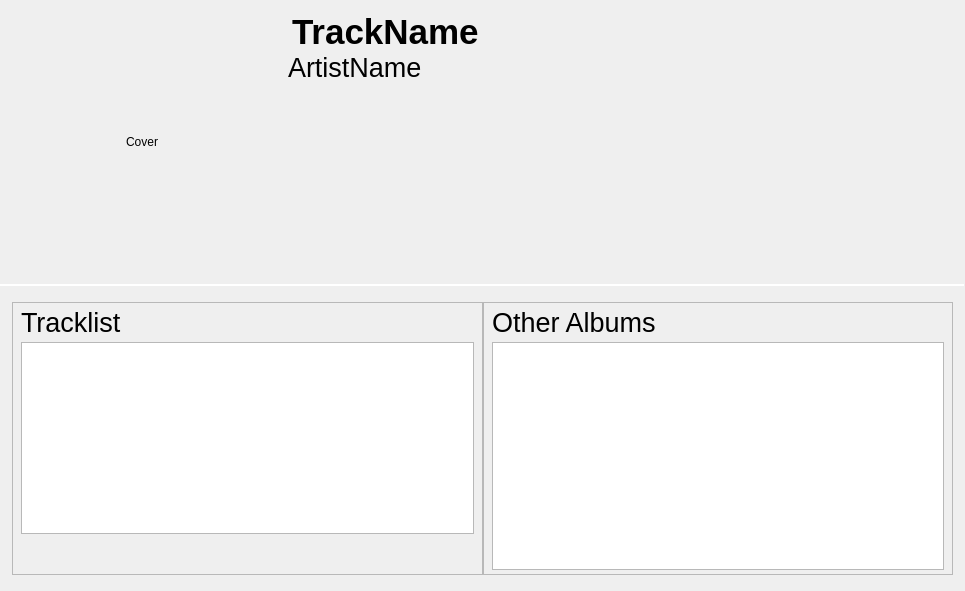
Before: the Qt Designer form src/libtomahawk/widgets/infowidgets/AlbumInfoWidget.ui in tomahawk-player/tomahawk, drawn with Qt 5.
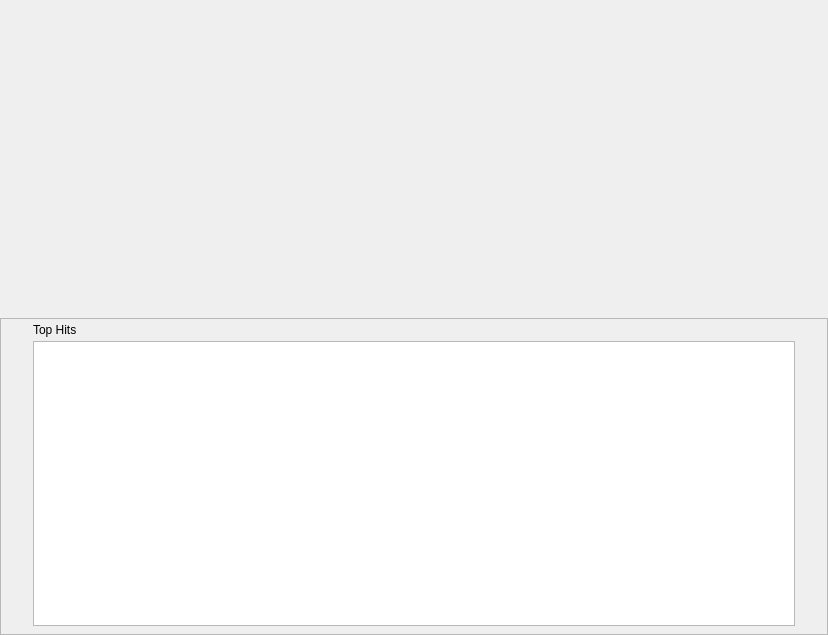
After: the same form once the commit is applied. Custom widgets are drawn as their Qt base class.

Commit message: * New style & layout for album-page.

```diff
--- a/src/libtomahawk/widgets/infowidgets/AlbumInfoWidget.ui
+++ b/src/libtomahawk/widgets/infowidgets/AlbumInfoWidget.ui
@@ -6,14 +6,14 @@
    <rect>
     <x>0</x>
     <y>0</y>
-    <width>965</width>
-    <height>591</height>
+    <width>828</width>
+    <height>635</height>
    </rect>
   </property>
   <property name="windowTitle">
-   <string notr="true" extracomment="not translatable because not shown to the user">Form</string>
+   <string>Form</string>
   </property>
-  <layout class="QVBoxLayout" name="verticalLayout_2" stretch="0,0,0,1">
+  <layout class="QVBoxLayout" name="verticalLayout_2">
    <property name="spacing">
     <number>0</number>
    </property>
@@ -21,291 +21,64 @@
     <number>0</number>
    </property>
    <item>
-    <layout class="QHBoxLayout" name="horizontalLayout">
-     <property name="spacing">
-      <number>16</number>
+    <widget class="ContextView" name="albumView" native="true">
+     <property name="sizePolicy">
+      <sizepolicy hsizetype="Expanding" vsizetype="Expanding">
+       <horstretch>0</horstretch>
+       <verstretch>0</verstretch>
+      </sizepolicy>
      </property>
-     <property name="margin">
-      <number>12</number>
-     </property>
-     <item>
-      <widget class="PlayableCover" name="cover">
-       <property name="sizePolicy">
-        <sizepolicy hsizetype="Fixed" vsizetype="Fixed">
-         <horstretch>0</horstretch>
-         <verstretch>0</verstretch>
-        </sizepolicy>
-       </property>
-       <property name="minimumSize">
-        <size>
-         <width>260</width>
-         <height>260</height>
-        </size>
-       </property>
-       <property name="text">
-        <string notr="true" extracomment="not translatable because is placeholder text">Cover</string>
-       </property>
-       <property name="alignment">
-        <set>Qt::AlignCenter</set>
-       </property>
-      </widget>
-     </item>
-     <item>
-      <layout class="QVBoxLayout" name="verticalLayout_3">
-       <property name="spacing">
-        <number>0</number>
-       </property>
-       <property name="margin">
-        <number>0</number>
-       </property>
-       <item>
-        <widget class="ScrollingLabel" name="albumLabel">
-         <property name="sizePolicy">
-          <sizepolicy hsizetype="Ignored" vsizetype="Preferred">
-           <horstretch>0</horstretch>
-           <verstretch>0</verstretch>
-          </sizepolicy>
-         </property>
-         <property name="font">
-          <font>
-           <pointsize>26</pointsize>
-           <weight>75</weight>
-           <bold>true</bold>
-          </font>
-         </property>
-         <property name="text">
-          <string notr="true" extracomment="not translatable because not shown to the user">TrackName</string>
-         </property>
-         <property name="indent">
-          <number>4</number>
-         </property>
-        </widget>
-       </item>
-       <item>
-        <widget class="QueryLabel" name="artistLabel">
-         <property name="sizePolicy">
-          <sizepolicy hsizetype="MinimumExpanding" vsizetype="Preferred">
-           <horstretch>0</horstretch>
-           <verstretch>0</verstretch>
-          </sizepolicy>
-         </property>
-         <property name="font">
-          <font>
-           <pointsize>20</pointsize>
-          </font>
-         </property>
-         <property name="text">
-          <string notr="true" extracomment="not translatable because not shown to the user">ArtistName</string>
-         </property>
-        </widget>
-       </item>
-       <item>
-        <spacer name="verticalSpacer_1">
-         <property name="orientation">
-          <enum>Qt::Vertical</enum>
-         </property>
-         <property name="sizeHint" stdset="0">
-          <size>
-           <width>20</width>
-           <height>40</height>
-          </size>
-         </property>
-        </spacer>
-       </item>
-      </layout>
-     </item>
-    </layout>
-   </item>
-   <item>
-    <widget class="Line" name="lineAbove">
-     <property name="maximumSize">
-      <size>
-       <width>16777215</width>
-       <height>1</height>
-      </size>
-     </property>
-     <property name="orientation">
-      <enum>Qt::Horizontal</enum>
-     </property>
     </widget>
    </item>
    <item>
-    <widget class="Line" name="lineBelow">
-     <property name="maximumSize">
-      <size>
-       <width>16777215</width>
-       <height>1</height>
-      </size>
+    <widget class="QFrame" name="trackFrame">
+     <property name="frameShape">
+      <enum>QFrame::StyledPanel</enum>
      </property>
-     <property name="orientation">
-      <enum>Qt::Horizontal</enum>
+     <property name="frameShadow">
+      <enum>QFrame::Raised</enum>
      </property>
-    </widget>
-   </item>
-   <item>
-    <widget class="QWidget" name="widget" native="true">
-     <layout class="QVBoxLayout" name="verticalLayout">
+     <layout class="QVBoxLayout" name="verticalLayout_6">
       <property name="spacing">
-       <number>0</number>
+       <number>4</number>
       </property>
       <property name="leftMargin">
-       <number>0</number>
+       <number>32</number>
       </property>
       <property name="topMargin">
-       <number>16</number>
+       <number>4</number>
       </property>
       <property name="rightMargin">
-       <number>0</number>
+       <number>32</number>
       </property>
       <property name="bottomMargin">
-       <number>16</number>
+       <number>8</number>
       </property>
       <item>
-       <layout class="QHBoxLayout" name="horizontalLayout_2">
-        <property name="leftMargin">
-         <number>12</number>
+       <widget class="CaptionLabel" name="topHitsLabel">
+        <property name="text">
+         <string>Top Hits</string>
         </property>
-        <property name="topMargin">
+        <property name="margin">
          <number>0</number>
         </property>
-        <property name="rightMargin">
-         <number>12</number>
+       </widget>
+      </item>
+      <item>
+       <widget class="GridView" name="topHits">
+        <property name="sizePolicy">
+         <sizepolicy hsizetype="Expanding" vsizetype="Expanding">
+          <horstretch>0</horstretch>
+          <verstretch>0</verstretch>
+         </sizepolicy>
         </property>
-        <property name="bottomMargin">
-         <number>0</number>
+        <property name="minimumSize">
+         <size>
+          <width>0</width>
+          <height>190</height>
+         </size>
         </property>
-        <item>
-         <widget class="QFrame" name="trackFrame">
-          <property name="frameShape">
-           <enum>QFrame::StyledPanel</enum>
-          </property>
-          <property name="frameShadow">
-           <enum>QFrame::Raised</enum>
-          </property>
-          <layout class="QVBoxLayout" name="verticalLayout_6" stretch="0,0,1">
-           <property name="spacing">
-            <number>4</number>
-           </property>
-           <property name="leftMargin">
-            <number>8</number>
-           </property>
-           <property name="topMargin">
-            <number>4</number>
-           </property>
-           <property name="rightMargin">
-            <number>8</number>
-           </property>
-           <property name="bottomMargin">
-            <number>8</number>
-           </property>
-           <item>
-            <widget class="QLabel" name="label">
-             <property name="font">
-              <font>
-               <pointsize>20</pointsize>
-               <weight>50</weight>
-               <bold>false</bold>
-              </font>
-             </property>
-             <property name="text">
-              <string>Tracklist</string>
-             </property>
-             <property name="margin">
-              <number>0</number>
-             </property>
-            </widget>
-           </item>
-           <item>
-            <widget class="TrackView" name="tracks">
-             <property name="sizePolicy">
-              <sizepolicy hsizetype="Expanding" vsizetype="MinimumExpanding">
-               <horstretch>0</horstretch>
-               <verstretch>0</verstretch>
-              </sizepolicy>
-             </property>
-             <property name="headerHidden">
-              <bool>true</bool>
-             </property>
-            </widget>
-           </item>
-           <item>
-            <spacer name="verticalSpacer">
-             <property name="orientation">
-              <enum>Qt::Vertical</enum>
-             </property>
-             <property name="sizeHint" stdset="0">
-              <size>
-               <width>20</width>
-               <height>0</height>
-              </size>
-             </property>
-            </spacer>
-           </item>
-          </layout>
-         </widget>
-        </item>
-        <item>
-         <widget class="QFrame" name="albumFrame">
-          <property name="frameShape">
-           <enum>QFrame::StyledPanel</enum>
-          </property>
-          <property name="frameShadow">
-           <enum>QFrame::Raised</enum>
-          </property>
-          <layout class="QVBoxLayout" name="verticalLayout_4" stretch="0,1">
-           <property name="spacing">
-            <number>4</number>
-           </property>
-           <property name="leftMargin">
-            <number>8</number>
-           </property>
-           <property name="topMargin">
-            <number>4</number>
-           </property>
-           <property name="rightMargin">
-            <number>8</number>
-           </property>
-           <property name="bottomMargin">
-            <number>4</number>
-           </property>
-           <item>
-            <widget class="QLabel" name="label_2">
-             <property name="font">
-              <font>
-               <family>Arial</family>
-               <pointsize>20</pointsize>
-               <weight>50</weight>
-               <bold>false</bold>
-              </font>
-             </property>
-             <property name="text">
-              <string>Other Albums</string>
-             </property>
-             <property name="margin">
-              <number>0</number>
-             </property>
-            </widget>
-           </item>
-           <item>
-            <widget class="GridView" name="albums">
-             <property name="sizePolicy">
-              <sizepolicy hsizetype="Expanding" vsizetype="MinimumExpanding">
-               <horstretch>0</horstretch>
-               <verstretch>0</verstretch>
-              </sizepolicy>
-             </property>
-             <property name="minimumSize">
-              <size>
-               <width>0</width>
-               <height>190</height>
-              </size>
-             </property>
-            </widget>
-           </item>
-          </layout>
-         </widget>
-        </item>
-       </layout>
+       </widget>
       </item>
      </layout>
     </widget>
@@ -319,24 +92,15 @@
    <header>playlist/GridView.h</header>
   </customwidget>
   <customwidget>
-   <class>PlayableCover</class>
+   <class>CaptionLabel</class>
    <extends>QLabel</extends>
-   <header>widgets/PlayableCover.h</header>
+   <header>widgets/CaptionLabel.h</header>
   </customwidget>
   <customwidget>
-   <class>QueryLabel</class>
-   <extends>QLabel</extends>
-   <header>widgets/QueryLabel.h</header>
-  </customwidget>
-  <customwidget>
-   <class>ScrollingLabel</class>
-   <extends>QLabel</extends>
-   <header location="global">widgets/ScrollingLabel.h</header>
-  </customwidget>
-  <customwidget>
-   <class>TrackView</class>
-   <extends>QTreeView</extends>
-   <header>playlist/TrackView.h</header>
+   <class>ContextView</class>
+   <extends>QWidget</extends>
+   <header>playlist/ContextView.h</header>
+   <container>1</container>
   </customwidget>
  </customwidgets>
  <resources/>
```
The commit also changes 2 other files.
